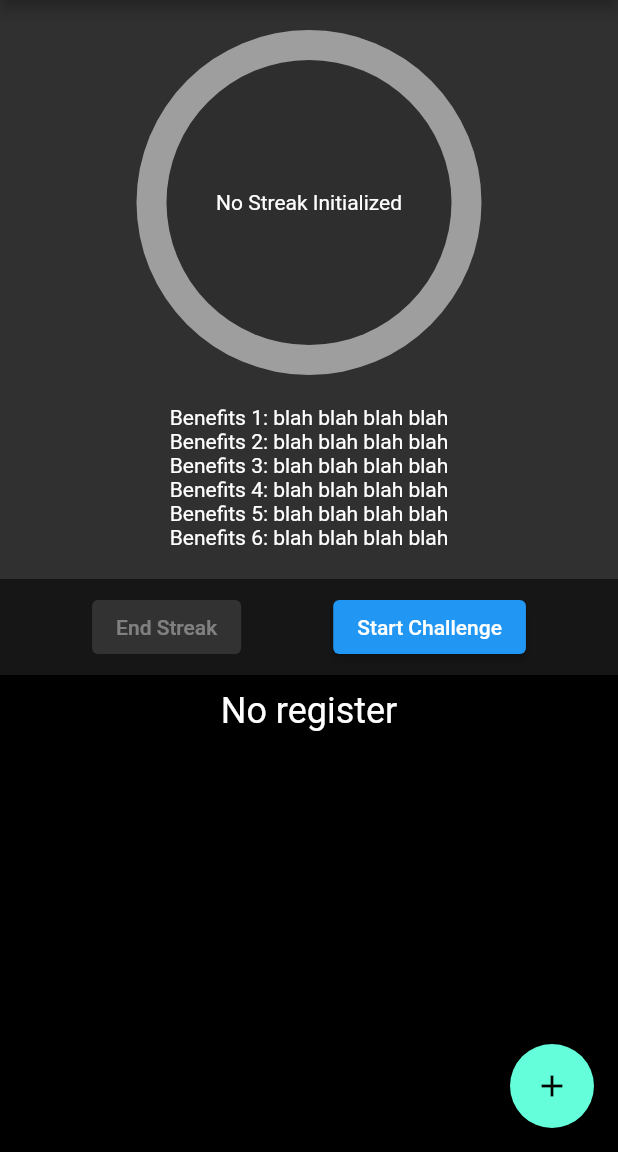
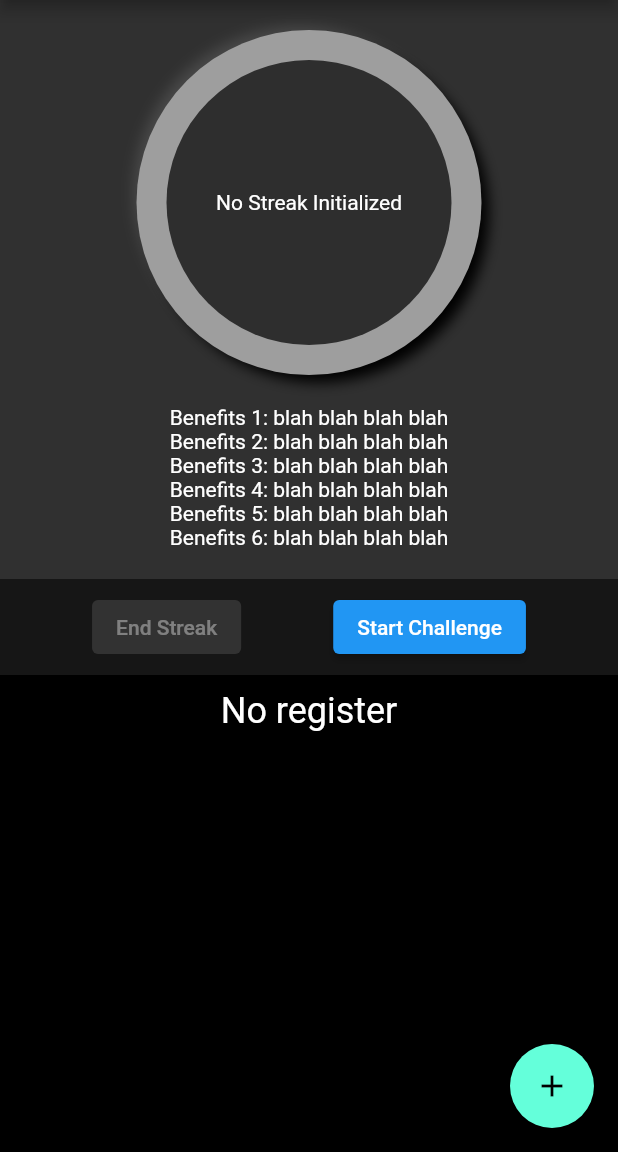
Before and after one commit to yurylink/iquit-mobile-app, a Flutter app: the screen it shows after launch, on a phone screen of 412 x 824 dp, the part 84-1236 px from its top. Run offline on Flutter 3.47's test engine with Material 2 defaults, Android fonts, the phone set to English and light mode, and no system bars; our stand-ins replace sqflite; accounts and stored records are empty.

```diff
--- /dev/null
+++ b/lib/common/GlobalColors.dart
@@ -0,0 +1,18 @@
+import 'package:flutter/material.dart';
+
+enum GlobalColors {
+  DEFAULT_GREY,
+  GREY,
+  LIGHT_GREY,
+}
+
+extension GlobalColorsNames on GlobalColors{
+
+  static const colors = {
+    GlobalColors.DEFAULT_GREY: Color.fromRGBO(46, 46, 46, 1),
+    GlobalColors.GREY: Color.fromRGBO(73, 73, 73, 1),
+    GlobalColors.LIGHT_GREY: Color.fromRGBO(158, 158, 158, 1)
+  };
+
+  Color get color => colors[this];
+}
--- a/lib/home/CircleStreaks.dart
+++ /dev/null
@@ -1,61 +0,0 @@
-import 'package:flutter/material.dart';
-import 'package:flutter/widgets.dart';
-import 'package:iquit/model/StreaksDurationModel.dart';
-
-// class CircleStreaks extends StatefulWidget {
-//
-//   String displayText;
-//   CircleStreaks({this.displayText});
-//
-//   @override
-//   _CircleStreaksState createState() => _CircleStreaksState(displayText);
-// }
-//
-// class _CircleStreaksState extends State<CircleStreaks> {
-//   String _displayText = "Not Initialized";
-//
-//   _CircleStreaksState(displayText){
-//     if(this._displayText != null){
-//       this._displayText = "notInit";
-//     }
-//   }
-//
-//   @override
-//   Widget build(BuildContext context) {
-//     return Container(
-//         width: 230,
-//         height: 230,
-//         decoration:
-//             new BoxDecoration(color: Colors.grey, shape: BoxShape.circle),
-//         child: Center(
-//           child: Text(_displayText??"NotInitialized"),
-//         ));
-//   }
-// }
-
-class CircleStreaks extends StatelessWidget {
-  String _displayText;
-
-  CircleStreaks(String textSent) {
-    this._displayText = textSent ?? "No Streak Initialized inner";
-  }
-
-  @override
-  Widget build(BuildContext context) {
-    return Container(
-        width: 230,
-        height: 230,
-        decoration:
-            new BoxDecoration(color: Colors.grey, shape: BoxShape.circle),
-        padding: EdgeInsets.all(20),
-        child: Container(
-          width: 50,
-          height: 50,
-          decoration: new BoxDecoration(
-              color: Color.fromRGBO(46, 46, 46, 1), shape: BoxShape.circle),
-          child: Center(
-            child: Text(_displayText),
-          ),
-        ));
-  }
-}
--- /dev/null
+++ b/lib/home/CircleTimer.dart
@@ -0,0 +1,44 @@
+import 'package:flutter/material.dart';
+import 'package:flutter/widgets.dart';
+import 'package:iquit/common/GlobalColors.dart';
+
+class CircleTimer extends StatelessWidget {
+  String _displayText;
+
+  CircleTimer(String textSent) {
+    this._displayText = textSent ?? "No Streak Initialized inner";
+  }
+
+  @override
+  Widget build(BuildContext context) {
+    return Container(
+        width: 230,
+        height: 230,
+        decoration: new BoxDecoration(
+            color: Colors.grey,
+            shape: BoxShape.circle,
+            boxShadow: [
+              BoxShadow(
+                  spreadRadius: -5,
+                  blurRadius: 7,
+                  offset: Offset(-7, -7),
+                  color: GlobalColors.GREY.color)
+            ,
+            BoxShadow(
+              spreadRadius: -2,
+              blurRadius: 7,
+              offset: Offset(7,7),
+              color: Colors.black
+            )]),
+        padding: EdgeInsets.all(20),
+        child: Container(
+          width: 50,
+          height: 50,
+          decoration: new BoxDecoration(
+              color: GlobalColors.DEFAULT_GREY.color, shape: BoxShape.circle),
+          child: Center(
+            child: Text(_displayText),
+          ),
+        ));
+  }
+}
--- a/lib/home/HomeScreen.dart
+++ b/lib/home/HomeScreen.dart
@@ -3,7 +3,7 @@ import 'dart:async';
 import 'package:flutter/material.dart';
 import 'package:flutter/widgets.dart';
 import 'package:iquit/home/BenefitsList.dart';
-import 'package:iquit/home/CircleStreaks.dart';
+import 'package:iquit/home/CircleTimer.dart';
 import 'package:iquit/home/LastStreaksMainScreen.dart';
 import 'package:iquit/common/SpaceBox.dart';
 import 'package:iquit/database/DatabaseConfiguration.dart';
@@ -124,7 +124,7 @@ class _HomeScreenState extends State<HomeScreen> {
           child: Column(
             children: <Widget>[
               SpaceBox(20),
-              CircleStreaks(_displayText),
+              CircleTimer(_displayText),
               SpaceBox(20),
               BenefitsList(),
               SpaceBox(20),
```
